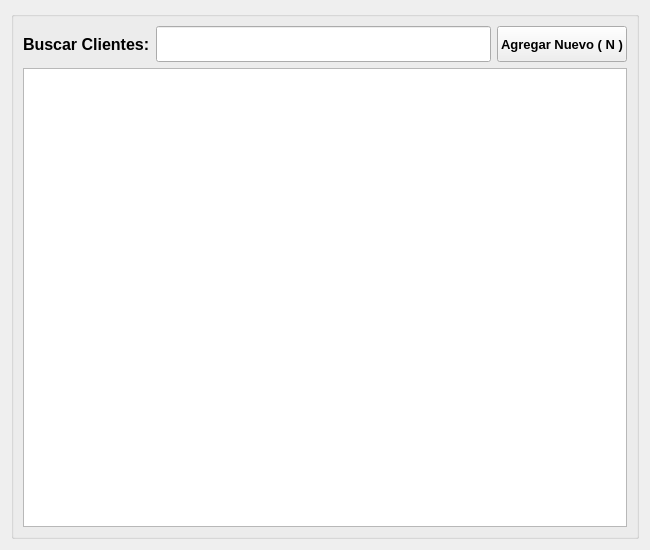
OesteDEV/TPV, file ui/listaclientes.ui: the form before one commit.
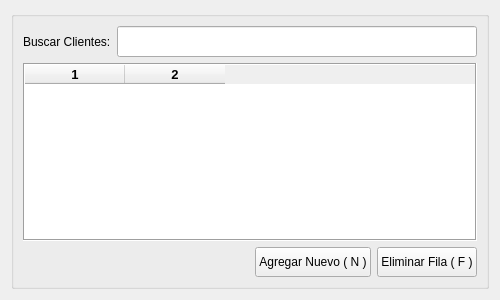
The form after the commit. Icons and pictures are not drawn.

The edit to the form file:
```diff
--- a/ui/listaclientes.ui
+++ b/ui/listaclientes.ui
@@ -6,16 +6,10 @@
    <rect>
     <x>0</x>
     <y>0</y>
-    <width>650</width>
-    <height>550</height>
+    <width>500</width>
+    <height>300</height>
    </rect>
   </property>
-  <property name="minimumSize">
-   <size>
-    <width>650</width>
-    <height>550</height>
-   </size>
-  </property>
   <property name="windowTitle">
    <string>Listado de Clientes</string>
   </property>
@@ -23,33 +17,16 @@
    <iconset>
     <normaloff>icon/cliente.png</normaloff>icon/cliente.png</iconset>
   </property>
-  <layout class="QGridLayout" name="gridLayout">
+  <property name="windowOpacity">
+   <double>21.000000000000000</double>
+  </property>
+  <layout class="QGridLayout" name="gridLayout" columnstretch="0,0">
    <item row="0" column="0" colspan="2">
     <widget class="QGroupBox" name="groupBox">
      <property name="title">
       <string/>
      </property>
-     <layout class="QGridLayout" name="gridLayout_2" rowstretch="0,0,0">
-      <item row="2" column="0" colspan="3">
-       <widget class="QTableView" name="tableView"/>
-      </item>
-      <item row="0" column="1" rowspan="2">
-       <widget class="QLineEdit" name="lineEdit">
-        <property name="sizePolicy">
-         <sizepolicy hsizetype="Expanding" vsizetype="Expanding">
-          <horstretch>0</horstretch>
-          <verstretch>0</verstretch>
-         </sizepolicy>
-        </property>
-        <property name="font">
-         <font>
-          <pointsize>18</pointsize>
-          <weight>75</weight>
-          <bold>true</bold>
-         </font>
-        </property>
-       </widget>
-      </item>
+     <layout class="QGridLayout" name="gridLayout_2" rowstretch="0,0,0,0">
       <item row="0" column="0" rowspan="2">
        <widget class="QLabel" name="label">
         <property name="sizePolicy">
@@ -58,35 +35,169 @@
           <verstretch>0</verstretch>
          </sizepolicy>
         </property>
-        <property name="font">
-         <font>
-          <family>Arial</family>
-          <pointsize>12</pointsize>
-          <weight>75</weight>
-          <bold>true</bold>
-         </font>
-        </property>
         <property name="text">
          <string>Buscar Clientes:</string>
         </property>
        </widget>
       </item>
-      <item row="0" column="2" rowspan="2">
-       <widget class="QPushButton" name="nuevo">
-        <property name="sizePolicy">
-         <sizepolicy hsizetype="Fixed" vsizetype="Expanding">
-          <horstretch>0</horstretch>
-          <verstretch>0</verstretch>
-         </sizepolicy>
+      <item row="2" column="0" colspan="4">
+       <widget class="QTableWidget" name="tableWidget">
+        <property name="palette">
+         <palette>
+          <active>
+           <colorrole role="Text">
+            <brush brushstyle="SolidPattern">
+             <color alpha="255">
+              <red>0</red>
+              <green>0</green>
+              <blue>255</blue>
+             </color>
+            </brush>
+           </colorrole>
+          </active>
+          <inactive>
+           <colorrole role="Text">
+            <brush brushstyle="SolidPattern">
+             <color alpha="255">
+              <red>0</red>
+              <green>0</green>
+              <blue>255</blue>
+             </color>
+            </brush>
+           </colorrole>
+          </inactive>
+          <disabled>
+           <colorrole role="Text">
+            <brush brushstyle="SolidPattern">
+             <color alpha="255">
+              <red>120</red>
+              <green>120</green>
+              <blue>120</blue>
+             </color>
+            </brush>
+           </colorrole>
+          </disabled>
+         </palette>
         </property>
         <property name="font">
          <font>
-          <family>Arial</family>
+          <family>MS Shell Dlg 2</family>
           <pointsize>10</pointsize>
           <weight>75</weight>
           <bold>true</bold>
          </font>
         </property>
+        <property name="frameShape">
+         <enum>QFrame::Box</enum>
+        </property>
+        <property name="editTriggers">
+         <set>QAbstractItemView::NoEditTriggers</set>
+        </property>
+        <property name="columnCount">
+         <number>2</number>
+        </property>
+        <attribute name="horizontalHeaderVisible">
+         <bool>true</bool>
+        </attribute>
+        <attribute name="verticalHeaderVisible">
+         <bool>false</bool>
+        </attribute>
+        <column/>
+        <column/>
+       </widget>
+      </item>
+      <item row="0" column="1" rowspan="2" colspan="3">
+       <widget class="QLineEdit" name="lineEdit">
+        <property name="sizePolicy">
+         <sizepolicy hsizetype="Expanding" vsizetype="Expanding">
+          <horstretch>0</horstretch>
+          <verstretch>0</verstretch>
+         </sizepolicy>
+        </property>
+        <property name="palette">
+         <palette>
+          <active>
+           <colorrole role="Text">
+            <brush brushstyle="SolidPattern">
+             <color alpha="255">
+              <red>0</red>
+              <green>0</green>
+              <blue>255</blue>
+             </color>
+            </brush>
+           </colorrole>
+          </active>
+          <inactive>
+           <colorrole role="Text">
+            <brush brushstyle="SolidPattern">
+             <color alpha="255">
+              <red>0</red>
+              <green>0</green>
+              <blue>255</blue>
+             </color>
+            </brush>
+           </colorrole>
+          </inactive>
+          <disabled>
+           <colorrole role="Text">
+            <brush brushstyle="SolidPattern">
+             <color alpha="255">
+              <red>120</red>
+              <green>120</green>
+              <blue>120</blue>
+             </color>
+            </brush>
+           </colorrole>
+          </disabled>
+         </palette>
+        </property>
+        <property name="font">
+         <font>
+          <family>MS Shell Dlg 2</family>
+          <pointsize>14</pointsize>
+          <weight>75</weight>
+          <bold>true</bold>
+         </font>
+        </property>
+       </widget>
+      </item>
+      <item row="3" column="3">
+       <widget class="QPushButton" name="eliminar">
+        <property name="sizePolicy">
+         <sizepolicy hsizetype="Fixed" vsizetype="Fixed">
+          <horstretch>0</horstretch>
+          <verstretch>0</verstretch>
+         </sizepolicy>
+        </property>
+        <property name="minimumSize">
+         <size>
+          <width>100</width>
+          <height>30</height>
+         </size>
+        </property>
+        <property name="text">
+         <string>Eliminar Fila ( F )</string>
+        </property>
+        <property name="icon">
+         <iconset>
+          <normaloff>icon/cancel.png</normaloff>icon/cancel.png</iconset>
+        </property>
+       </widget>
+      </item>
+      <item row="3" column="2">
+       <widget class="QPushButton" name="nuevo">
+        <property name="sizePolicy">
+         <sizepolicy hsizetype="Fixed" vsizetype="Fixed">
+          <horstretch>0</horstretch>
+          <verstretch>0</verstretch>
+         </sizepolicy>
+        </property>
+        <property name="minimumSize">
+         <size>
+          <width>100</width>
+          <height>30</height>
+         </size>
+        </property>
         <property name="text">
          <string>Agregar Nuevo ( N )</string>
         </property>
@@ -94,12 +205,6 @@
          <iconset>
           <normaloff>icon/nuevo.png</normaloff>icon/nuevo.png</iconset>
         </property>
-        <property name="iconSize">
-         <size>
-          <width>20</width>
-          <height>20</height>
-         </size>
-        </property>
        </widget>
       </item>
      </layout>
```
Left out of the diff: 2 changed lines with no effect on the pictures.
